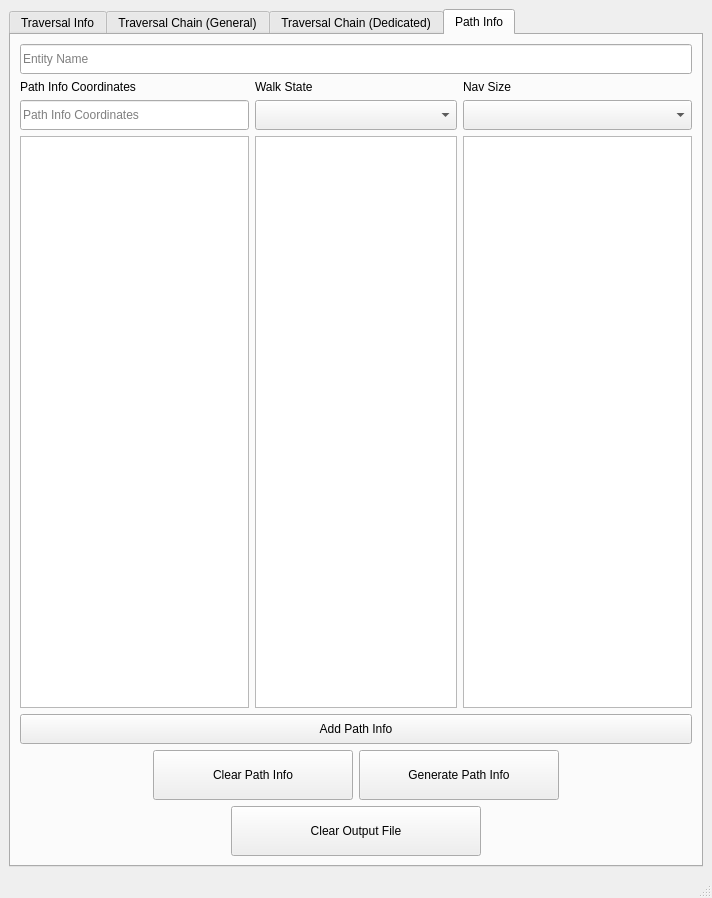
Qt form mainwindow.ui (elizabethany/TraversalMaykr-Cpp-GUI) before a commit.
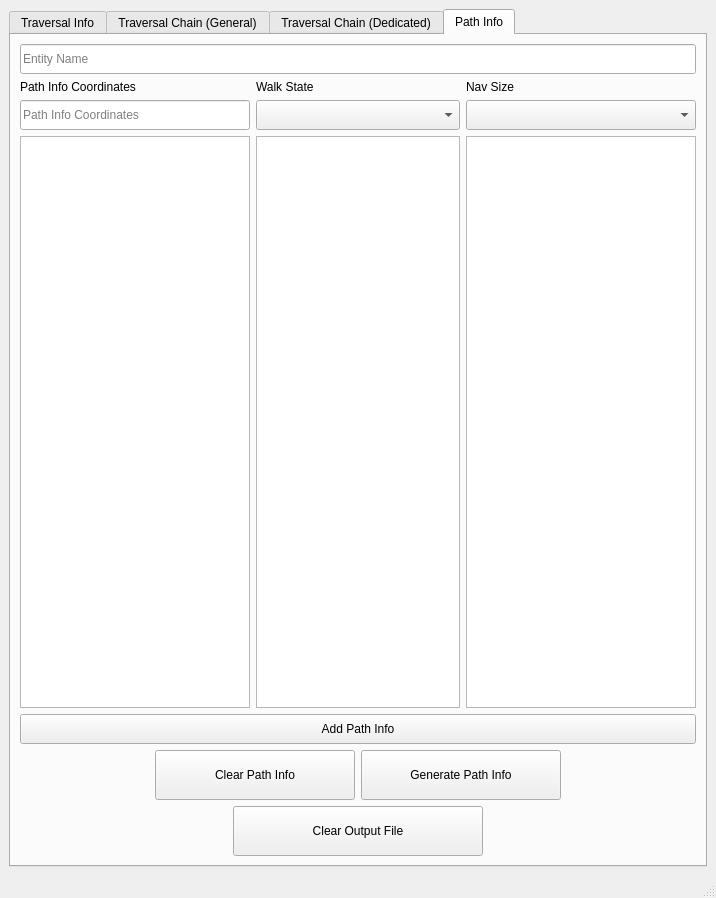
The same form after that commit. Icons and pictures are not drawn.

Diff of the .ui file:
```diff
--- a/mainwindow.ui
+++ b/mainwindow.ui
@@ -6,7 +6,7 @@
    <rect>
     <x>0</x>
     <y>0</y>
-    <width>654</width>
+    <width>716</width>
     <height>898</height>
    </rect>
   </property>
```
Left out of the diff: 17 changed lines with no effect on the pictures.
